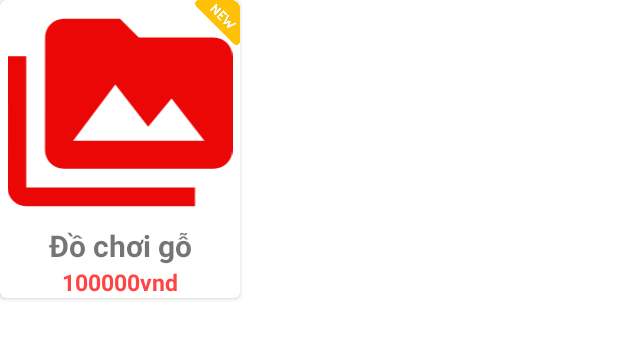
After one commit to Nguyenvsang/AppBanDoChoi, an Android app: the layout item_sp_moi.xml on its own in the app's theme, with its tools: preview values and no code run, on a phone screen of 412 x 824 dp. The commit adds this screen. Shown: the top 339 px of the screen. Run offline under Robolectric (Android 15) with nearby library versions, the phone set to English and light mode, and no system bars.

Commit message:
cập nhật khung spmoi

```diff
--- a/app/src/main/res/layout/item_sanpham.xml
+++ b/app/src/main/res/layout/item_sanpham.xml
@@ -2,7 +2,7 @@
 <LinearLayout
     xmlns:android="http://schemas.android.com/apk/res/android"
     android:orientation="horizontal"
-    android:layout_marginTop="5dp"
+    android:layout_marginTop="15dp"
     android:layout_width="match_parent"
     android:layout_height="wrap_content">
 
@@ -10,8 +10,8 @@
         android:id="@+id/item_image"
         android:layout_marginLeft="10dp"
         android:src="@drawable/ic_media_24"
-        android:layout_width="35dp"
-        android:layout_height="35dp"/>
+        android:layout_width="45dp"
+        android:layout_height="45dp"/>
     <TextView
         android:id="@+id/item_tensp"
         android:textSize="15sp"
--- /dev/null
+++ b/app/src/main/res/layout/item_sp_moi.xml
@@ -0,0 +1,48 @@
+<?xml version="1.0" encoding="utf-8"?>
+<androidx.cardview.widget.CardView
+    xmlns:android="http://schemas.android.com/apk/res/android"
+    xmlns:app="http://schemas.android.com/apk/res-auto"
+    android:elevation="8dp"
+    app:cardCornerRadius="4dp"
+    android:layout_width="160dp"
+    android:layout_height="wrap_content">
+    <FrameLayout
+        android:layout_width="match_parent"
+        android:layout_height="match_parent">
+        <ImageView
+            android:src="@drawable/iconnew_h512"
+            android:layout_gravity="top|right"
+            android:layout_width="30dp"
+            android:layout_height="30dp"/>
+        <LinearLayout
+            android:orientation="vertical"
+            android:layout_width="match_parent"
+            android:layout_height="match_parent">
+            <ImageView
+                android:id="@+id/itemsp_image"
+                android:src="@drawable/ic_media_24"
+                android:layout_width="match_parent"
+                android:layout_height="150dp"/>
+
+            <TextView
+                android:id="@+id/itemsp_ten"
+                android:layout_width="match_parent"
+                android:layout_height="wrap_content"
+                android:gravity="center"
+                android:text="Đồ chơi gỗ"
+                android:textSize="20sp"
+                android:textStyle="bold" />
+            <TextView
+                android:id="@+id/itemsp_gia"
+                android:text="100000vnd"
+                android:textSize="15sp"
+                android:textColor="@android:color/holo_red_light"
+                android:textStyle="bold"
+                android:gravity="center"
+                android:layout_width="match_parent"
+                android:layout_height="wrap_content"/>
+
+        </LinearLayout>
+    </FrameLayout>
+
+</androidx.cardview.widget.CardView>
```
Also changed, not shown: app/src/main/res/drawable-hdpi/iconnew_h512.png (added), app/src/main/res/drawable-mdpi/iconnew_h512.png (added), app/src/main/res/drawable-xhdpi/iconnew_h512.png (added), app/src/main/res/drawable-xxhdpi/iconnew_h512.png (added), app/src/main/res/drawable-xxxhdpi/iconnew_h512.png (added).
